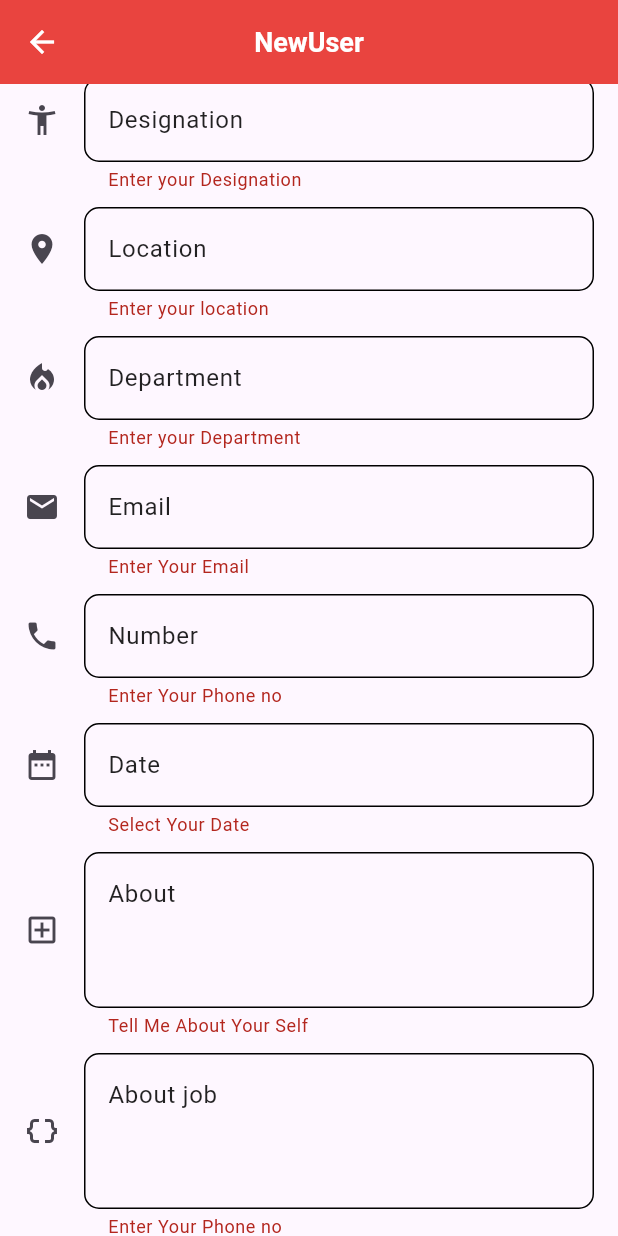
After one commit to SheetalAlbiorix/raj_flutter_demo, a Flutter app: the FormDetail screen opened directly, scrolled down 266 dp, after a tap on "Submit", on a phone screen of 412 x 824 dp. The commit adds this screen. Run offline on Flutter 3.47's test engine with Material 3 defaults, Android fonts, the phone set to English and light mode, and no system bars; our stand-ins replace get, image_picker, shared_preferences; missing offline and left inert: another_stepper; accounts and stored records are empty.

Commit message:
add dynamic json data into static json file and date picker issue resolved

```diff
--- a/assets/UserDetail.json
+++ b/assets/UserDetail.json
@@ -21,7 +21,7 @@
     "Email": "jhanvip.albiorix@gmail.com",
     "Mobile": "9106849593",
     "myDate": "2022-06-14T12:34:56.789Z",
-    "About": "At the end of the day, people's job involves people with different learnings. We're complicated, we're always changing, we have millions of things going on in our lives, and learning from those people is ALWAYS a big thing- These motivates me to write on YourQuote I'm working for the mutual development of both; myself and the organization. In my free time you might find me: blogging or listening to audio books or podcasts!",
+    "About": "At the end of the day,people's job involves people with different learnings.We're complicated, we're always changing, we have millions of things going on in our lives, and learning from those people is ALWAYS a big thing- These motivates me to write on YourQuote I'm working for the mutual development of both; myself and the organization. In my free time you might find me: blogging or listening to audio books or podcasts!",
     "myjob": "- Have an inspiring team that is self motivated and believes in knowledge sharing. - A Team Lead, who is more excited to make us learn new thing. - Goal Oriented Leadership - Serene working environment",
     "hobbies": "Blogging, Reading, Journaling, Exploring places and meet new people, Listen podcasts"
   },
--- /dev/null
+++ b/lib/Model/UserData.dart
@@ -0,0 +1,43 @@
+class UserData {
+  String? image;
+  String name;
+  String designation;
+  String location;
+  String department;
+  String email;
+  String phoneNumber;
+  String dateOfBirth;
+  String about;
+  String aboutJob;
+  String hobbies;
+
+  UserData({
+    this.image,
+    required this.name,
+    required this.designation,
+    required this.location,
+    required this.department,
+    required this.email,
+    required this.phoneNumber,
+    required this.dateOfBirth,
+    required this.about,
+    required this.aboutJob,
+    required this.hobbies,
+  });
+
+  Map<String, dynamic> toJson() {
+    return {
+      'image': image,
+      'name': name,
+      'designation': designation,
+      'location': location,
+      'department': department,
+      'email': email,
+      'phoneNumber': phoneNumber,
+      'dateOfBirth': dateOfBirth,
+      'about': about,
+      'aboutJob': aboutJob,
+      'hobbies': hobbies,
+    };
+  }
+}
--- a/lib/Model/UserDetailModel.dart
+++ b/lib/Model/UserDetailModel.dart
@@ -19,23 +19,24 @@ class UserDetailModel {
   String department;
   String email;
   String mobile;
+  String myDate;
   String? about;
   String? myjob;
   String? hobbies;
-  String date;
 
-  UserDetailModel(
-      {this.image,
+  UserDetailModel({
+    this.image,
     required this.name,
     required this.designation,
     required this.loaction,
     required this.department,
     required this.email,
     required this.mobile,
+    required this.myDate,
     this.about,
     this.myjob,
     this.hobbies,
-      required this.date});
+  });
 
   factory UserDetailModel.fromJson(Map<String, dynamic> json) =>
       UserDetailModel(
@@ -45,11 +46,12 @@ class UserDetailModel {
         loaction: json["Loaction"],
         department: json["Department"],
         email: json["Email"],
+        myDate: json["myDate"],
         mobile: json["Mobile"],
         about: json["About"],
         myjob: json["myjob"],
         hobbies: json["hobbies"],
-          date: json["myDate"]);
+      );
 
   Map<String, dynamic> toJson() => {
         "image": image,
@@ -59,9 +61,9 @@ class UserDetailModel {
         "Department": department,
         "Email": email,
         "Mobile": mobile,
+        "myDate": myDate,
         "About": about,
         "myjob": myjob,
         "hobbies": hobbies,
-        "myDate": date
       };
 }
--- a/lib/Ui/DetailScreen.dart
+++ b/lib/Ui/DetailScreen.dart
@@ -1,4 +1,4 @@
-import 'package:demo/Model/UserDetailModel.dart';
+  import 'package:demo/Model/UserDetailModel.dart';
 import 'package:demo/Ui/TimeLine.dart';
 import 'package:flutter/material.dart';
 
@@ -60,7 +60,7 @@ class DetailScreen extends StatelessWidget {
                 children: [
                   SummaryScreen(item: item),
                   WallActivity(name: item.name),
-                  TimeLine(date: item.date)
+                  TimeLine(date: item.myDate)
                 ],
               ))
             ],
--- /dev/null
+++ b/lib/Ui/FormData.dart
@@ -0,0 +1,341 @@
+import 'dart:io';
+
+import 'package:demo/Ui/MyHomePage.dart';
+import 'package:demo/customWidget/CustomFormField.dart';
+import 'package:flutter/material.dart';
+import 'package:flutter/services.dart';
+import 'package:get/get_rx/src/rx_types/rx_types.dart';
+import 'package:path_provider/path_provider.dart';
+
+import '../Model/UserData.dart';
+import '../Model/UserDetailModel.dart';
+import '../basestring/BaseString.dart';
+
+class FormDetail extends StatelessWidget {
+  const FormDetail({super.key});
+
+  @override
+  Widget build(BuildContext context) {
+    return Scaffold(
+        appBar: AppBar(
+          title: Text("NewUser"),
+          titleTextStyle: TextStyle(
+            color: Colors.white,
+            fontSize: 18,
+            fontWeight: FontWeight.bold,
+          ),
+          leading: IconButton(
+            onPressed: () {
+              Navigator.pop(context, '/derawer');
+            },
+            icon: Icon(Icons.arrow_back, color: Colors.white),
+          ),
+          centerTitle: true,
+          backgroundColor: Colors.red,
+        ),
+        body: MyCustomForm());
+  }
+}
+
+class MyCustomForm extends StatefulWidget {
+  const MyCustomForm({super.key});
+
+  @override
+  State<MyCustomForm> createState() => _MyCustomFormState();
+}
+
+var nameError = "".obs;
+var DesignationError = "".obs;
+var LocationError = "".obs;
+
+class _MyCustomFormState extends State<MyCustomForm> {
+  final _formKey = GlobalKey<FormState>();
+
+  DateTime selectedDate = DateTime.now();
+
+  Future<void> _selectDate(BuildContext context) async {
+    final DateTime? picked = await showDatePicker(
+        context: context,
+        initialDate: selectedDate,
+        firstDate: DateTime(2015, 8),
+        lastDate: DateTime(2101));
+    if (picked != null && picked != selectedDate) {
+      setState(() {
+        _dateController.text = picked.toString();
+        selectedDate = picked;
+      });
+    }
+  }
+
+  TextEditingController _dateController = TextEditingController();
+  TextEditingController _nameController = TextEditingController();
+  TextEditingController _designationController = TextEditingController();
+  TextEditingController _locationController = TextEditingController();
+  TextEditingController _departmentController = TextEditingController();
+  TextEditingController _emailController = TextEditingController();
+  TextEditingController _numberController = TextEditingController();
+  TextEditingController _aboutController = TextEditingController();
+  TextEditingController _aboutjobController = TextEditingController();
+  TextEditingController _hobbiesController = TextEditingController();
+
+  @override
+  Widget build(BuildContext context) {
+    return SingleChildScrollView(
+      child: Form(
+        key: _formKey,
+        child: Center(
+          child: Padding(
+            padding: EdgeInsets.all(16),
+            child: Column(
+              children: [
+                Image(
+                  image: AssetImage("assets/user.jpg"),
+                  height: 150,
+                ),
+                CustomFormField(
+                  hintText: BaseString.formnamelbl,
+                  labelText: BaseString.formnamehint,
+                  controller: _nameController,
+                  inputFormatters: <TextInputFormatter>[
+                    FilteringTextInputFormatter.allow(
+                        RegExp(BaseString.flname)),
+                  ],
+                  keyboardType: TextInputType.name,
+                  icon: Icons.person,
+                  autovalid: AutovalidateMode.onUserInteraction,
+                  validator: (value) {
+                    if (value == null || value.isEmpty) {
+                      return BaseString.formnamelbl;
+                    }
+                    return null;
+                  },
+                  /* errorMsg: nameError,*/
+                ),
+                CustomFormField(
+                  hintText: BaseString.formdesignationhint,
+                  labelText: BaseString.formdesignationlbl,
+                  icon: Icons.accessibility_new_outlined,
+                  controller: _designationController,
+                  inputFormatters: <TextInputFormatter>[
+                    FilteringTextInputFormatter.allow(
+                        RegExp(BaseString.flname)),
+                  ],
+                  keyboardType: TextInputType.name,
+                  autovalid: AutovalidateMode.onUserInteraction,
+                  validator: (value) {
+                    if (value == null || value.isEmpty) {
+                      return BaseString.formdesignationhint;
+                    }
+                    return null;
+                  },
+                  /*errorMsg: DesignationError,*/
+                ),
+                CustomFormField(
+                  hintText: BaseString.formlocationhint,
+                  labelText: BaseString.formlocationlbl,
+                  icon: Icons.location_on,
+                  inputFormatters: <TextInputFormatter>[
+                    FilteringTextInputFormatter.allow(
+                        RegExp(BaseString.flname)),
+                  ],
+                  keyboardType: TextInputType.name,
+                  controller: _locationController,
+                  autovalid: AutovalidateMode.onUserInteraction,
+                  validator: (value) {
+                    if (value == null || value.isEmpty) {
+                      return BaseString.formlocationhint;
+                    }
+                    return null;
+                  },
+                  /*    errorMsg: LocationError,*/
+                ),
+                CustomFormField(
+                  hintText: BaseString.Departmenthint,
+                  labelText: BaseString.Departmentlbl,
+                  keyboardType: TextInputType.name,
+                  icon: Icons.local_fire_department_sharp,
+                  inputFormatters: <TextInputFormatter>[
+                    FilteringTextInputFormatter.allow(
+                        RegExp(BaseString.flname)),
+                  ],
+                  controller: _departmentController,
+                  autovalid: AutovalidateMode.onUserInteraction,
+                  validator: (value) {
+                    if (value == null || value.isEmpty) {
+                      return BaseString.Departmenthint;
+                    }
+                    return null;
+                  },
+                  /*    errorMsg: LocationError,*/
+                ),
+                CustomFormField(
+                  hintText: BaseString.formemailhint,
+                  labelText: BaseString.formemaillbl,
+                  icon: Icons.email,
+                  controller: _emailController,
+                  keyboardType: TextInputType.emailAddress,
+                  autovalid: AutovalidateMode.onUserInteraction,
+                  validator: (value) {
+                    if (value == null || value.isEmpty) {
+                      return BaseString.emailhint;
+                    }
+                    if (!RegExp(BaseString.emailRegexp).hasMatch(value)) {
+                      return BaseString.emailvalidation;
+                    }
+                    return null;
+                  },
+                ),
+                CustomFormField(
+                  hintText: BaseString.formphonehint,
+                  labelText: BaseString.formphonelbl,
+                  inputFormatters: <TextInputFormatter>[
+                    LengthLimitingTextInputFormatter(10),
+                    FilteringTextInputFormatter.allow(
+                        RegExp(BaseString.rangephone)),
+                  ],
+                  icon: Icons.phone,
+                  keyboardType: TextInputType.number,
+                  controller: _numberController,
+                  autovalid: AutovalidateMode.onUserInteraction,
+                  validator: (value) {
+                    if (value == null || value.isEmpty) {
+                      return BaseString.formphonehint;
+                    }
+                    if (value.length == 10) {
+                      return null;
+                    }
+                    return BaseString.phonevalidation;
+                  },
+                ),
+                CustomFormField(
+                  hintText: BaseString.formdatehint,
+                  labelText: BaseString.formdatelbl,
+                  keyboardType: TextInputType.name,
+                  icon: Icons.date_range,
+                  controller: _dateController,
+                  autovalid: AutovalidateMode.onUserInteraction,
+                  readOnly: true,
+                  validator: (value) {
+                    if (value == null || value.isEmpty) {
+                      return BaseString.formdatehint;
+                    }
+                    return null;
+                  },
+                  onTap: () => {_selectDate(context)},
+                ),
+                CustomFormField(
+                  hintText: BaseString.formabouthint,
+                  labelText: BaseString.formaboutlbl,
+                  keyboardType: TextInputType.name,
+                  icon: Icons.add_box_outlined,
+                  controller: _aboutController,
+                  minLines: 3,
+                  autovalid: AutovalidateMode.onUserInteraction,
+                  validator: (value) {
+                    if (value == null || value.isEmpty) {
+                      return BaseString.formabouthint;
+                    }
+                    return null;
+                  },
+                ),
+                CustomFormField(
+                  hintText: BaseString.formaboujobthint,
+                  labelText: BaseString.formaboutjoblbl,
+                  icon: Icons.data_object_outlined,
+                  controller: _aboutjobController,
+                  keyboardType: TextInputType.name,
+                  minLines: 3,
+                  autovalid: AutovalidateMode.onUserInteraction,
+                  validator: (value) {
+                    if (value == null || value.isEmpty) {
+                      return BaseString.formphonehint;
+                    }
+                    return null;
+                  },
+                ),
+                CustomFormField(
+                  hintText: BaseString.formhobbihint,
+                  labelText: BaseString.formhobbilbl,
+                  icon: Icons.playlist_add_check,
+                  keyboardType: TextInputType.name,
+                  controller: _hobbiesController,
+                  minLines: 3,
+                  autovalid: AutovalidateMode.onUserInteraction,
+                  validator: (value) {
+                    if (value == null || value.isEmpty) {
+                      return BaseString.formhobbihint;
+                    }
+                    return null;
+                  },
+                ),
+                ElevatedButton(
+                  onPressed: () async {
+                    if (_formKey.currentState!.validate()) {
+                      UserData userData = UserData(
+                        image: null,
+                        name: _nameController.text,
+                        designation: _designationController.text,
+                        location: _locationController.text,
+                        department: _departmentController.text,
+                        email: _emailController.text,
+                        phoneNumber: _numberController.text,
+                        dateOfBirth: _dateController.text,
+                        about: _aboutController.text,
+                        aboutJob: _aboutjobController.text,
+                        hobbies: _hobbiesController.text,
+                      );
+
+                      UserDetailModel userDetailModel = UserDetailModel(
+                        image: null,
+                        name: userData.name,
+                        designation: userData.designation,
+                        loaction: userData.location,
+                        department: userData.department,
+                        email: userData.email,
+                        mobile: userData.phoneNumber,
+                        myDate: userData.dateOfBirth,
+                        about: userData.about,
+                        myjob: userData.aboutJob,
+                        hobbies: userData.hobbies,
+                      );
+                      try {
+                        Directory cacheDirectory =
+                            await getTemporaryDirectory();
+                        String filePath =
+                            "${cacheDirectory.path}/UserDetail.json";
+
+                        List<UserDetailModel> jsonData = [];
+                        File file = File(filePath);
+                        if (file.existsSync()) {
+                          String jsonString = await file.readAsString();
+                          jsonData = userDetailModelFromJson(jsonString);
+                        }
+
+                        jsonData.add(userDetailModel);
+
+                        String updatedJsonString =
+                            userDetailModelToJson(jsonData);
+                        await file.writeAsString(updatedJsonString,
+                            flush: true);
+
+                        Navigator.of(context).pushReplacement(
+                          MaterialPageRoute(
+                            builder: (context) => MyHomePage(),
+                          ),
+                        );
+                      } catch (e) {
+                        print("Error updating JSON file: $e");
+                        // Handle errors, if any
+                      }
+                    }
+                  },
+                  child: Text('Submit'),
+                ),
+              ],
+            ),
+          ),
+        ),
+      ),
+    );
+  }
+}
--- a/lib/Ui/MyHomePage.dart
+++ b/lib/Ui/MyHomePage.dart
@@ -1,4 +1,5 @@
 import 'dart:convert';
+import 'dart:io';
 
 import 'package:demo/Ui/LoginScreen.dart';
 import 'package:demo/basestring/BaseString.dart';
@@ -6,10 +7,12 @@ import 'package:flutter/material.dart';
 import 'package:flutter/services.dart';
 import 'package:get/get.dart';
 import 'package:get/get_rx/src/rx_types/rx_types.dart';
+import 'package:path_provider/path_provider.dart';
 import 'package:shared_preferences/shared_preferences.dart';
 
 import '../Model/UserDetailModel.dart';
 import 'DetailScreen.dart';
+import 'FormData.dart';
 
 class MyHomePage extends StatefulWidget {
   @override
@@ -138,6 +141,17 @@ class _MyHomePageState extends State<MyHomePage> {
         ),
         centerTitle: true,
         backgroundColor: Colors.red,
+        actions: [
+          IconButton(
+              onPressed: () {
+                Navigator.of(context).pushReplacement(
+                    MaterialPageRoute(builder: (context) => FormDetail()));
+              },
+              icon: Icon(
+                Icons.add,
+                size: 30,
+              ))
+        ],
       ),
       body: Center(
         child: Column(
@@ -423,12 +437,25 @@ class _MyHomePageState extends State<MyHomePage> {
 }
 
 Future<List<UserDetailModel>> readJson(int page, int pageSize) async {
-  final String response = await rootBundle.loadString('assets/UserDetail.json');
-  final List<dynamic> jsonData = json.decode(response);
+  Directory cacheDir = await getTemporaryDirectory();
+  String cacheFilePath = '${cacheDir.path}/UserDetail.json';
+
+  File cacheFile = File(cacheFilePath);
+
+  if (!cacheFile.existsSync()) {
+    // If the cache file doesn't exist, load data from assets and save it to the cache
+    final String response =
+        await rootBundle.loadString('assets/UserDetail.json');
+    cacheFile.writeAsStringSync(response);
+  }
+
+  final String cacheContent = cacheFile.readAsStringSync();
+  final List<dynamic> jsonData = json.decode(cacheContent);
   final List<UserDetailModel> data = jsonData
       .map((item) => UserDetailModel.fromJson(item))
-      .skip((page - 1) * pageSize) // Skip the already loaded items
-      .take(pageSize) // Take the next set of items
+      .skip((page - 1) * pageSize)
+      .take(pageSize)
       .toList();
+
   return data;
 }
--- a/lib/basestring/BaseString.dart
+++ b/lib/basestring/BaseString.dart
@@ -58,4 +58,25 @@ class BaseString{
   static const String cancel = "Cancel";
   static const String range = "^([1-9]|[1-5][0-9]|60|all)\$";
   static const String rangephone = "[0-9]";
+
+  static const String formnamelbl = "Enter your name";
+  static const String formnamehint = "Name";
+  static const String formdesignationhint = "Enter your Designation";
+  static const String formdesignationlbl = "Designation";
+  static const String formlocationhint = "Enter your location";
+  static const String formlocationlbl = "Location";
+  static const String Departmenthint = "Enter your Department";
+  static const String Departmentlbl = "Department";
+  static const String formemailhint = "Enter valid email";
+  static const String formemaillbl = "Email";
+  static const String formphonehint = "Enter Your Phone no";
+  static const String formphonelbl = "Number";
+  static const String formdatehint = "Select Your Date";
+  static const String formdatelbl = "Date";
+  static const String formabouthint = "Tell Me About Your Self ";
+  static const String formaboutlbl = "About";
+  static const String formaboujobthint = "Tell Me About Your job ";
+  static const String formaboutjoblbl = "About job";
+  static const String formhobbihint = "Enter your Hobbies ";
+  static const String formhobbilbl = "Hobbies";
 }
--- /dev/null
+++ b/lib/customWidget/CustomFormField.dart
@@ -0,0 +1,84 @@
+import 'package:flutter/material.dart';
+import 'package:flutter/services.dart';
+
+class CustomFormField extends StatelessWidget {
+  /*final RxString errorMsg;*/
+  final String hintText;
+  final String labelText;
+  final IconData icon;
+  final AutovalidateMode autovalid;
+  final String? Function(String?)? validator;
+  int? minLines;
+  TextInputType keyboardType;
+  int? maxLines;
+  bool readOnly;
+  TextEditingController? controller;
+  List<TextInputFormatter>? inputFormatters = null;
+
+  Function()? onTap;
+
+  CustomFormField(
+      {super.key,
+      required this.hintText,
+      required this.labelText,
+      required this.icon,
+      this.minLines = 1,
+      this.maxLines,
+      this.controller,
+      this.inputFormatters,
+      /* required this.errorMsg,*/
+      this.validator,
+      required this.keyboardType,
+      required this.autovalid,
+      this.readOnly = false,
+      this.onTap});
+
+  @override
+  Widget build(BuildContext context) {
+    return Column(children: [
+      Padding(
+        padding: EdgeInsets.only(top: 10),
+        child: TextFormField(
+          minLines: minLines,
+          maxLines: minLines! > 1 ? null : 1,
+          validator: validator,
+          autovalidateMode: autovalid,
+          keyboardType: keyboardType,
+          controller: controller,
+          inputFormatters: inputFormatters,
+          readOnly: readOnly,
+          onTap: onTap,
+          /* enabled: false,*/
+          decoration: InputDecoration(
+            alignLabelWithHint: true,
+            enabledBorder: OutlineInputBorder(
+              borderRadius: BorderRadius.circular(10),
+            ),
+            focusedBorder: OutlineInputBorder(
+              borderRadius: BorderRadius.circular(10),
+            ),
+            errorBorder: OutlineInputBorder(
+              borderRadius: BorderRadius.circular(10),
+            ),
+            focusedErrorBorder: OutlineInputBorder(
+              borderRadius: BorderRadius.circular(10),
+            ),
+            icon: Icon(icon),
+            hintText: hintText,
+            labelText: labelText,
+            labelStyle: TextStyle(color: Theme.of(context).focusColor),
+          ),
+        ),
+      ),
+
+      /*   Obx(
+        () => errorMsg.value.isNotEmpty
+            ? Text(
+                errorMsg.value ?? "",
+                style: TextStyle(color: Colors.red, fontSize: 13),
+              )
+            : SizedBox(),
+      )*/
+    ]);
+  }
+}
--- a/pubspec.yaml
+++ b/pubspec.yaml
@@ -44,8 +44,10 @@ dependencies:
   image_picker: ^0.8.4
   fluttertoast: ^8.2.4
   another_stepper: ^1.2.2
+  path_provider: ^2.1.2
   intl: ^0.17.0
   flutter_spinkit: ^5.2.0
+
 
 
 dev_dependencies:
```
Also changed, not shown: assets/user.jpg (added), pubspec.lock, 2 other files. Lines whose indentation alone changed are shown as unchanged.
